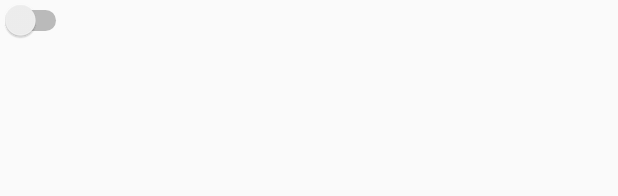
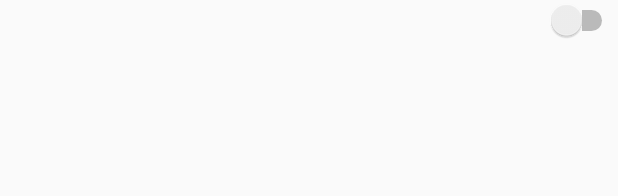
Before and after one commit to adellhk/AerisWeatherApp, an Android app: the layout activity_main.xml on its own in the app's theme, with its tools: preview values and no code run, on a phone screen of 412 x 824 dp. Shown: the top 196 px of the screen. Run offline under Robolectric (Android 15) with nearby library versions, the phone set to English and light mode, and no system bars; network calls fail.

```diff
--- a/app/src/main/res/layout/activity_main.xml
+++ b/app/src/main/res/layout/activity_main.xml
@@ -17,8 +17,11 @@
       android:id="@+id/activity_main_units_toggle"
       android:layout_width="wrap_content"
       android:layout_height="wrap_content"
-      android:textOff="@string/units_celsius"
-      android:textOn="@string/units_fahrenheit"
+      android:layout_alignParentEnd="true"
+      android:layout_alignParentRight="true"
+      android:splitTrack="true"
+      android:textOn="@string/units_celsius"
+      android:textOff="@string/units_fahrenheit"
       />
 
   <GridView
```
Also changed, not shown: app/src/main/java/io/adell/aerisweatherapp/adapters/WeatherAdapter.java (+13 -0 lines).
